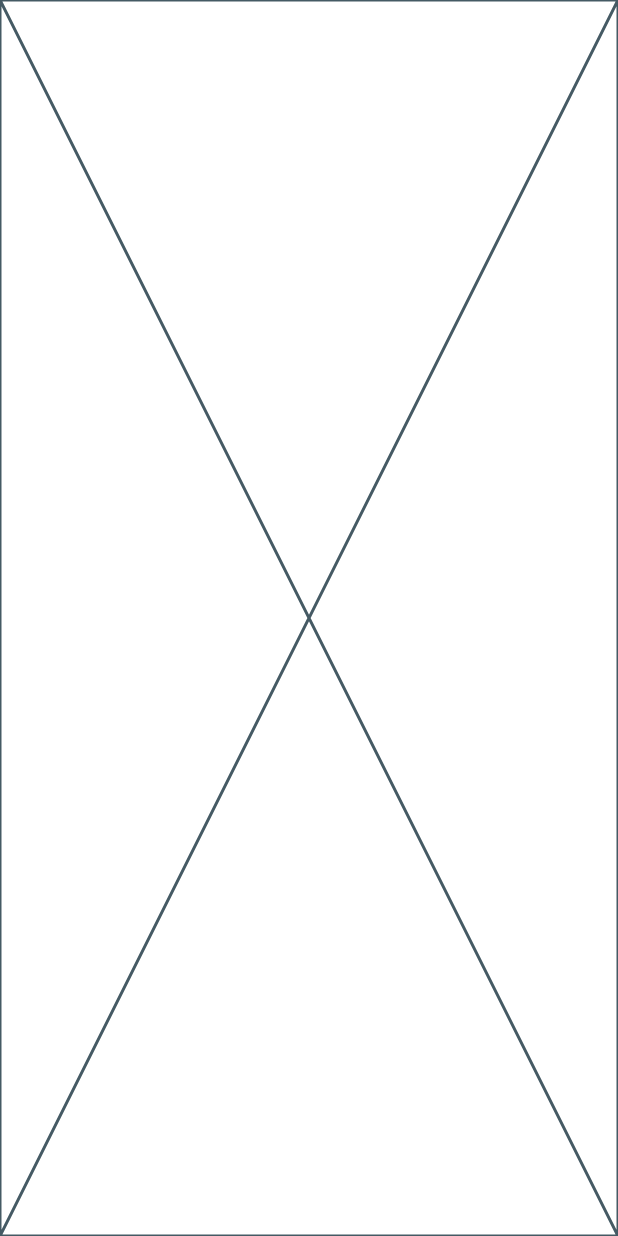
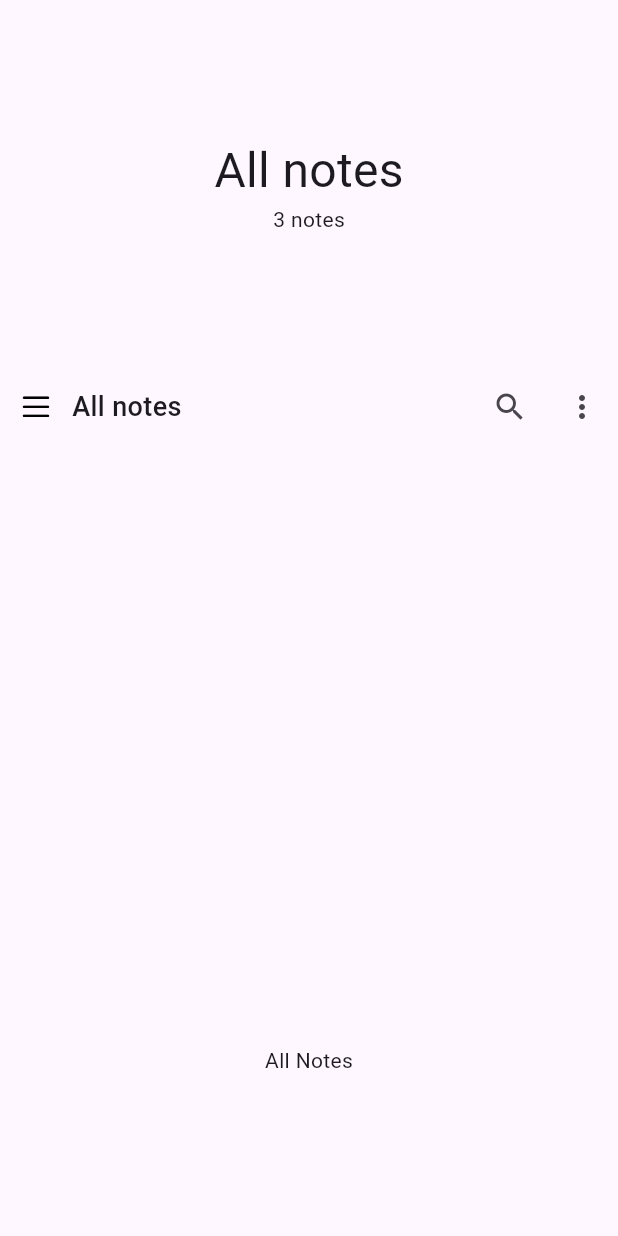
Before and after one commit to LX-ACADEMY/flutte-notes-app, a Flutter app: the screen it shows after launch, on a phone screen of 412 x 824 dp. Run offline on Flutter 3.47's test engine with Material 3 defaults, Android fonts, the phone set to English and light mode, and no system bars; our stand-ins replace flutter_svg.

Commit message:
Added sliver appbar

```diff
--- /dev/null
+++ b/lib/features/notes/view/pages/notes_page.dart
@@ -0,0 +1,87 @@
+import 'package:flutter/material.dart';
+import 'package:flutter_svg/svg.dart';
+
+class NotesPage extends StatelessWidget {
+  const NotesPage({super.key});
+
+  @override
+  Widget build(BuildContext context) {
+    return Scaffold(
+      body: CustomScrollView(
+        slivers: [
+          SliverAppBar(
+            centerTitle: true,
+            toolbarHeight: 40,
+            collapsedHeight: 40,
+            flexibleSpace: const FlexibleSpaceBar(
+              background: SafeArea(
+                child: Column(
+                  mainAxisSize: MainAxisSize.min,
+                  children: [
+                    Expanded(
+                      child: Center(
+                        child: Column(
+                          mainAxisSize: MainAxisSize.min,
+                          children: [
+                            Text(
+                              'All notes',
+                              style: TextStyle(
+                                fontSize: 32,
+                              ),
+                            ),
+                            Text('3 notes'),
+                          ],
+                        ),
+                      ),
+                    ),
+                  ],
+                ),
+              ),
+            ),
+            pinned: true,
+            expandedHeight: MediaQuery.sizeOf(context).height * 0.3,
+          ),
+
+          /// App bar icons
+          SliverToBoxAdapter(
+            child: Row(
+              children: [
+                IconButton(
+                  icon: SvgPicture.asset(
+                    'assets/icons/drawer.svg',
+                    height: 20,
+                    colorFilter:
+                        const ColorFilter.mode(Colors.black, BlendMode.srcIn),
+                  ),
+                  onPressed: () {},
+                ),
+                const Expanded(
+                  child: Text(
+                    'All notes',
+                    style: TextStyle(
+                      fontSize: 18,
+                      fontWeight: FontWeight.w500,
+                    ),
+                  ),
+                ),
+                IconButton(onPressed: () {}, icon: const Icon(Icons.search)),
+                IconButton(
+                  icon: const Icon(Icons.more_vert),
+                  onPressed: () {},
+                ),
+              ],
+            ),
+          ),
+          SliverToBoxAdapter(
+            child: SizedBox(
+              height: MediaQuery.sizeOf(context).height,
+              child: const Center(
+                child: Text('All Notes'),
+              ),
+            ),
+          )
+        ],
+      ),
+    );
+  }
+}
--- a/lib/main.dart
+++ b/lib/main.dart
@@ -1,4 +1,5 @@
 import 'package:flutter/material.dart';
+import 'package:notes/features/notes/view/pages/notes_page.dart';
 
 void main() {
   runApp(const App());
@@ -9,6 +10,8 @@ class App extends StatelessWidget {
 
   @override
   Widget build(BuildContext context) {
-    return const Placeholder();
+    return const MaterialApp(
+      home: NotesPage(),
+    );
   }
 }
--- a/pubspec.yaml
+++ b/pubspec.yaml
@@ -10,6 +10,7 @@ dependencies:
   flutter:
     sdk: flutter
   cupertino_icons: ^1.0.8
+  flutter_svg: ^2.0.15
 
 dev_dependencies:
   flutter_test:
@@ -18,3 +19,6 @@ dev_dependencies:
 
 flutter:
   uses-material-design: true
+
+  assets:
+    - assets/icons/
```
Also changed, not shown: assets/icons/drawer.svg (added), pubspec.lock.
